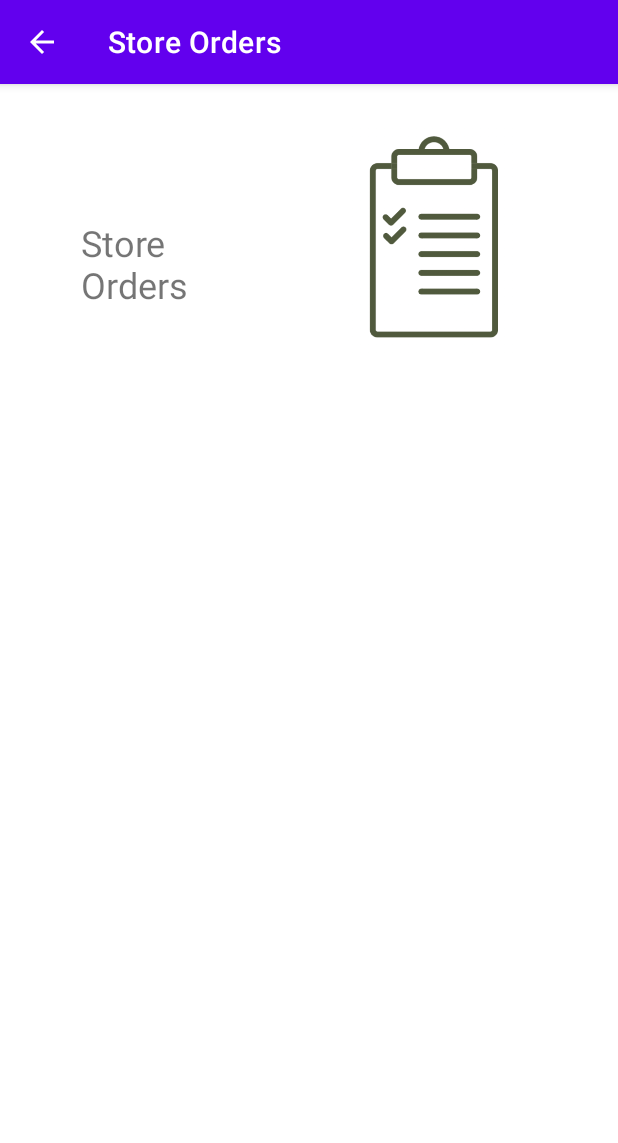
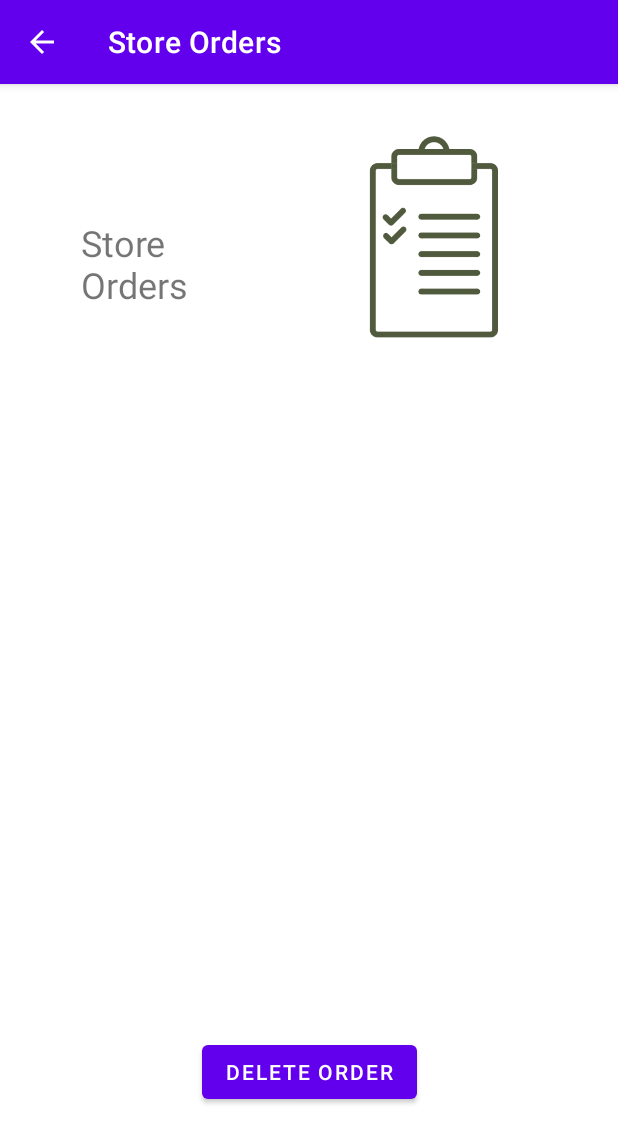
Before and after one commit to kuhuhalder/RUCafeApp, an Android app: the StoreOrdersActivity screen opened directly, with no data from a screen before it, on a phone screen of 412 x 824 dp. Shown: the top 1143 px of the screen. Run offline under Robolectric (Android 15) with nearby library versions, the light colour scheme and no system bars; 1 statement that could not run was skipped.

Commit message:
Orders, Donuts, Store Order classes

```diff
--- a/app/src/main/java/com/example/rucafeapp/StoreOrdersActivity.java
+++ b/app/src/main/java/com/example/rucafeapp/StoreOrdersActivity.java
@@ -3,12 +3,24 @@ package com.example.rucafeapp;
 import androidx.appcompat.app.AppCompatActivity;
 
 import android.os.Bundle;
+import android.view.View;
+import android.widget.ListView;
+import android.widget.TextView;
 
 public class StoreOrdersActivity extends AppCompatActivity {
+
+    ListView OrdersDisplay;
+    TextView OrderTotal;
 
     @Override
     protected void onCreate(Bundle savedInstanceState) {
         super.onCreate(savedInstanceState);
         setContentView(R.layout.activity_store_orders);
+        OrdersDisplay=findViewById(R.id.storeOrdersListView);
+        OrderTotal=findViewById(R.id.StoreOrderTotalText);
+    }
+
+    public void deleteStoreOrder(View view){
+
     }
 }
--- a/app/src/main/res/layout/activity_store_orders.xml
+++ b/app/src/main/res/layout/activity_store_orders.xml
@@ -8,8 +8,8 @@
 
     <ListView
         android:id="@+id/storeOrdersListView"
-        android:layout_width="379dp"
-        android:layout_height="417dp"
+        android:layout_width="376dp"
+        android:layout_height="320dp"
         android:layout_marginStart="16dp"
         android:layout_marginTop="16dp"
         app:layout_constraintStart_toStartOf="parent"
@@ -36,4 +36,30 @@
         app:layout_constraintStart_toEndOf="@+id/textView4"
         app:layout_constraintTop_toTopOf="parent"
         app:srcCompat="@drawable/storeorders" />
+
+    <Button
+        android:id="@+id/DeleteOrderButton"
+        android:layout_width="wrap_content"
+        android:layout_height="wrap_content"
+        android:layout_marginTop="32dp"
+        android:onClick="deleteStoreOrder"
+        android:text="@string/delete_order"
+        app:layout_constraintEnd_toEndOf="@+id/StoreOrderTotalText"
+        app:layout_constraintHorizontal_bias="0.542"
+        app:layout_constraintStart_toStartOf="@+id/StoreOrderTotalText"
+        app:layout_constraintTop_toBottomOf="@+id/StoreOrderTotalText" />
+
+    <com.google.android.material.textfield.TextInputLayout
+        android:id="@+id/StoreOrderTotalText"
+        android:layout_width="178dp"
+        android:layout_height="43dp"
+        android:layout_marginTop="44dp"
+        android:hint="@string/ordertotal"
+        app:layout_constraintEnd_toEndOf="@+id/storeOrdersListView"
+        app:layout_constraintHorizontal_bias="0.505"
+        app:layout_constraintStart_toStartOf="@+id/storeOrdersListView"
+        app:layout_constraintTop_toBottomOf="@+id/storeOrdersListView">
+
+    </com.google.android.material.textfield.TextInputLayout>
+
 </androidx.constraintlayout.widget.ConstraintLayout>
--- a/app/src/main/res/values/strings.xml
+++ b/app/src/main/res/values/strings.xml
@@ -32,6 +32,9 @@
     <string name="donuts_image_view">donuts image view</string>
     <string name="coffee_added_to_order">Coffee added to order</string>
     <string name="donut_added_to_order">Donut added to order</string>
+    <string name="order_has_been_placed">Order has been placed</string>
+    <string name="delete_order">Delete Order</string>
+    <string name="ordertotal">OrderTotal</string>
     <string-array name="quantity">
         <item>1</item>
         <item>2</item>
```
Also changed, not shown: app/src/main/java/com/example/rucafeapp/OrderDetailsActivity.java (+38 -0 lines), app/src/main/res/layout/activity_order_details.xml (+13 -12 lines).
